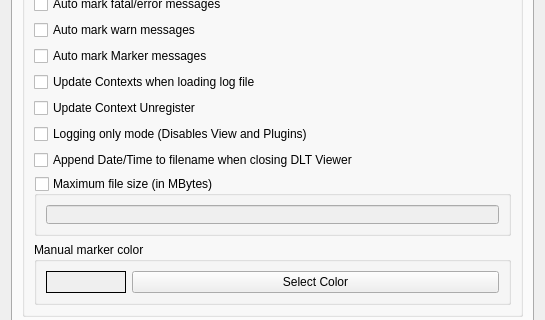
First picture: the form in src/settingsdialog.ui, repository WinvicWang/dlt-viewer-for-adb, before the edit; both pictures show x 0 to 545 and y 133 to 453 of the 545 by 752 pixel window.
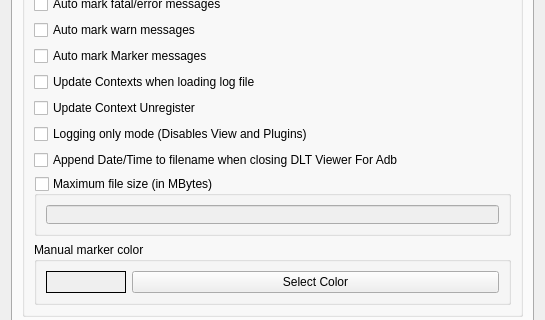
Second picture: the form after the edit. The open tabs and pages were chosen to show the change. Icons and pictures are not drawn.

Commit message: 1, change log file suffix to dlta 2, change dlt viewer to dlt viewer for adb

```diff
--- a/src/settingsdialog.ui
+++ b/src/settingsdialog.ui
@@ -894,7 +894,7 @@
           <item row="8" column="0">
            <widget class="QCheckBox" name="checkBoxAppendDateTime">
             <property name="text">
-             <string>Append Date/Time to filename when closing DLT Viewer</string>
+             <string>Append Date/Time to filename when closing DLT Viewer For Adb</string>
             </property>
            </widget>
           </item>
```
The commit also changes 36 other files.
